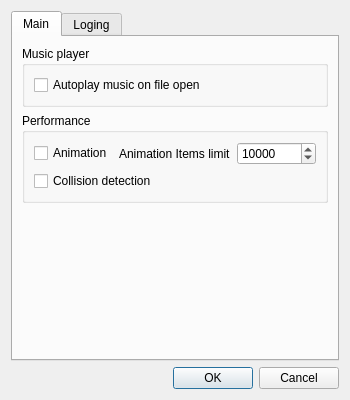
WohlSoft/Moondust-Project, file Editor/main_window/appsettings.ui: the form before one commit.
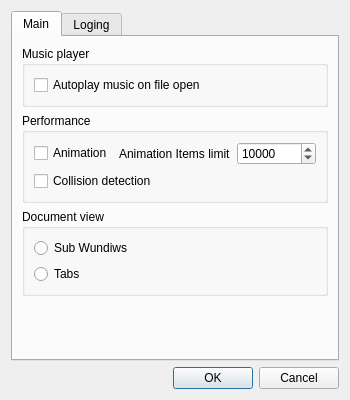
The form after the commit. Icons and pictures are not drawn.

Commit message: Tabbed view of MDI

```diff
--- a/Editor/main_window/appsettings.ui
+++ b/Editor/main_window/appsettings.ui
@@ -34,6 +34,19 @@
        <string>Main</string>
       </attribute>
       <layout class="QGridLayout" name="gridLayout_3">
+       <item row="3" column="0">
+        <spacer name="verticalSpacer_2">
+         <property name="orientation">
+          <enum>Qt::Vertical</enum>
+         </property>
+         <property name="sizeHint" stdset="0">
+          <size>
+           <width>20</width>
+           <height>40</height>
+          </size>
+         </property>
+        </spacer>
+       </item>
        <item row="0" column="0">
         <widget class="QGroupBox" name="groupBox">
          <property name="title">
@@ -91,17 +104,27 @@
         </widget>
        </item>
        <item row="2" column="0">
-        <spacer name="verticalSpacer_2">
-         <property name="orientation">
-          <enum>Qt::Vertical</enum>
+        <widget class="QGroupBox" name="docView">
+         <property name="title">
+          <string>Document view</string>
          </property>
-         <property name="sizeHint" stdset="0">
-          <size>
-           <width>20</width>
-           <height>40</height>
-          </size>
-         </property>
-        </spacer>
+         <layout class="QGridLayout" name="gridLayout_5">
+          <item row="0" column="0">
+           <widget class="QRadioButton" name="MView_SubWindows">
+            <property name="text">
+             <string>Sub Wundiws</string>
+            </property>
+           </widget>
+          </item>
+          <item row="1" column="0">
+           <widget class="QRadioButton" name="MView_Tabs">
+            <property name="text">
+             <string>Tabs</string>
+            </property>
+           </widget>
+          </item>
+         </layout>
+        </widget>
        </item>
       </layout>
      </widget>
```
The commit also changes 5 other files.
